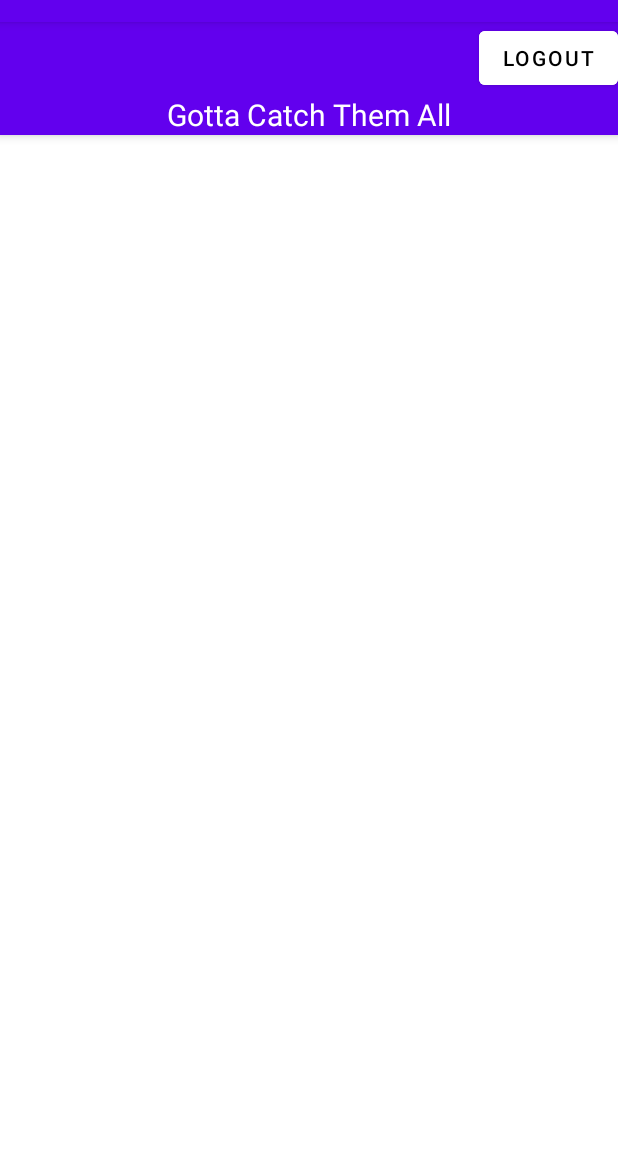
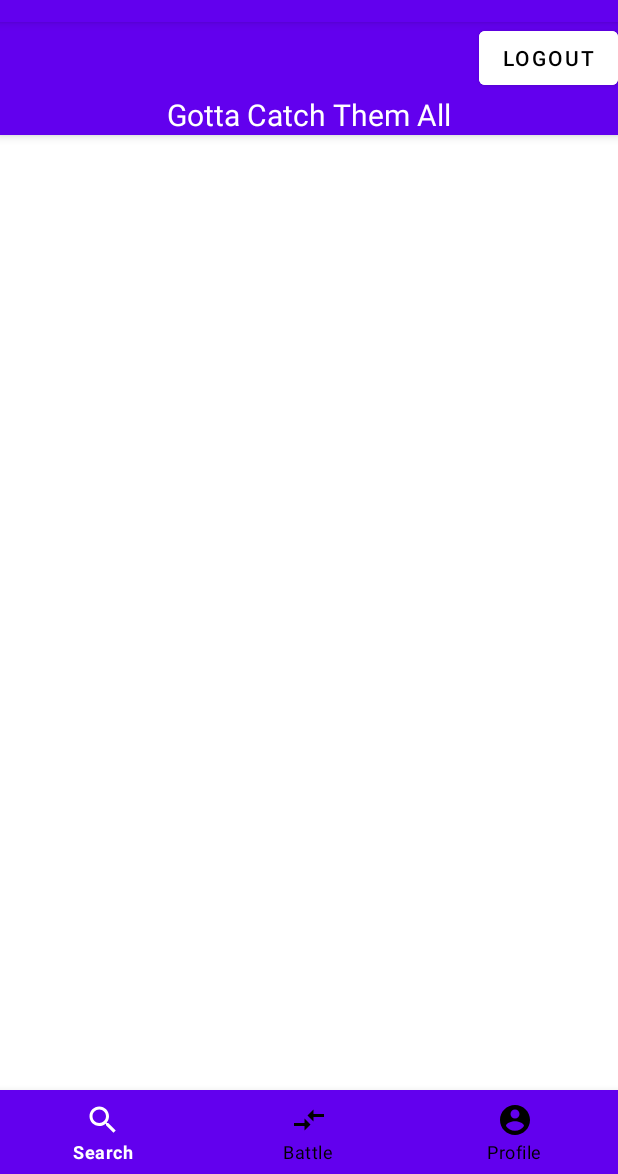
Before and after one commit to Antherrera0898/project-01, an Android app: the MainActivity screen opened directly, with no data from a screen before it, on a phone screen of 412 x 824 dp, the part 62-1236 px from its top. Run offline under Robolectric (Android 15) with nearby library versions, the phone set to English and light mode, and no system bars; our stand-ins replace navigation-ui; pictures from the network do not load.

Commit message:
Added bottom navigation menu

```diff
--- /dev/null
+++ b/app/src/main/res/drawable/ic_baseline_compare_arrows.xml
@@ -0,0 +1,11 @@
+<vector xmlns:android="http://schemas.android.com/apk/res/android"
+    android:width="24dp"
+    android:height="24dp"
+    android:viewportWidth="24"
+    android:viewportHeight="24"
+    android:tint="?attr/colorControlNormal"
+    android:autoMirrored="true">
+  <path
+      android:fillColor="@android:color/white"
+      android:pathData="M9.01,14H2v2h7.01v3L13,15l-3.99,-4V14zM14.99,13v-3H22V8h-7.01V5L11,9L14.99,13z"/>
+</vector>
--- /dev/null
+++ b/app/src/main/res/drawable/ic_baseline_search.xml
@@ -0,0 +1,10 @@
+<vector xmlns:android="http://schemas.android.com/apk/res/android"
+    android:width="24dp"
+    android:height="24dp"
+    android:viewportWidth="24"
+    android:viewportHeight="24"
+    android:tint="?attr/colorControlNormal">
+  <path
+      android:fillColor="@android:color/white"
+      android:pathData="M15.5,14h-0.79l-0.28,-0.27C15.41,12.59 16,11.11 16,9.5 16,5.91 13.09,3 9.5,3S3,5.91 3,9.5 5.91,16 9.5,16c1.61,0 3.09,-0.59 4.23,-1.57l0.27,0.28v0.79l5,4.99L20.49,19l-4.99,-5zM9.5,14C7.01,14 5,11.99 5,9.5S7.01,5 9.5,5 14,7.01 14,9.5 11.99,14 9.5,14z"/>
+</vector>
--- /dev/null
+++ b/app/src/main/res/drawable/selector.xml
@@ -0,0 +1,12 @@
+<?xml version="1.0" encoding="utf-8"?>
+<selector xmlns:android="http://schemas.android.com/apk/res/android">
+
+    <item
+        android:state_selected="true"
+        android:color="@android:color/white"/>
+
+    <item
+        android:state_selected="false"
+        android:color="@android:color/black"/>
+
+</selector>
--- a/app/src/main/res/layout/activity_main.xml
+++ b/app/src/main/res/layout/activity_main.xml
@@ -39,6 +39,16 @@
         android:layout_height="match_parent"
         android:paddingTop="?attr/actionBarSize"/>
 
+    <com.google.android.material.bottomnavigation.BottomNavigationView
+        android:layout_width="match_parent"
+        android:layout_height="wrap_content"
+        android:id="@+id/bottomNav"
+        app:itemBackground="@color/design_default_color_primary"
+        app:itemTextColor="@drawable/selector"
+        app:itemIconTint="@drawable/selector"
+        app:menu="@menu/menu_nav"
+        android:layout_alignParentBottom="true"/>
+
 
     <!--    <include layout="@layout/content_main" />-->
 
--- /dev/null
+++ b/app/src/main/res/menu/menu_nav.xml
@@ -0,0 +1,19 @@
+<?xml version="1.0" encoding="utf-8"?>
+<menu xmlns:android="http://schemas.android.com/apk/res/android">
+
+    <item
+        android:id="@+id/search"
+        android:title="Search"
+        android:icon="@drawable/ic_baseline_search"/>
+
+    <item
+        android:id="@+id/battle"
+        android:title="Battle"
+        android:icon="@drawable/ic_baseline_compare_arrows"/>
+
+    <item
+        android:id="@+id/profile"
+        android:title="Profile"
+        android:icon="@drawable/ic_account"/>
+
+</menu>
```
Also changed, not shown: app/src/main/AndroidManifest.xml (+9 -3 lines), app/src/main/java/com/daclink/drew/sp22/cst438_project01_starter/BattleActivity.java (added, +41 -0 lines), app/src/main/java/com/daclink/drew/sp22/cst438_project01_starter/MainActivity.java (+23 -0 lines), app/src/main/java/com/daclink/drew/sp22/cst438_project01_starter/ProfileActivity.java (added, +41 -0 lines), app/src/main/res/layout/activity_battle.xml (added, +19 -0 lines), app/src/main/res/layout/activity_profile.xml (added, +19 -0 lines).
